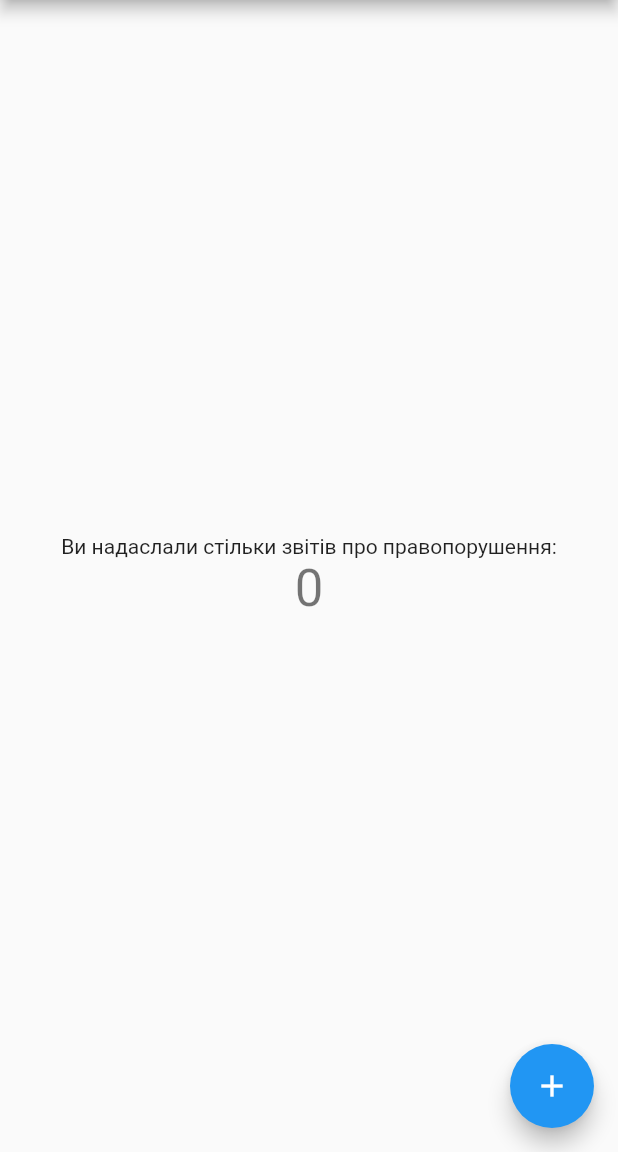
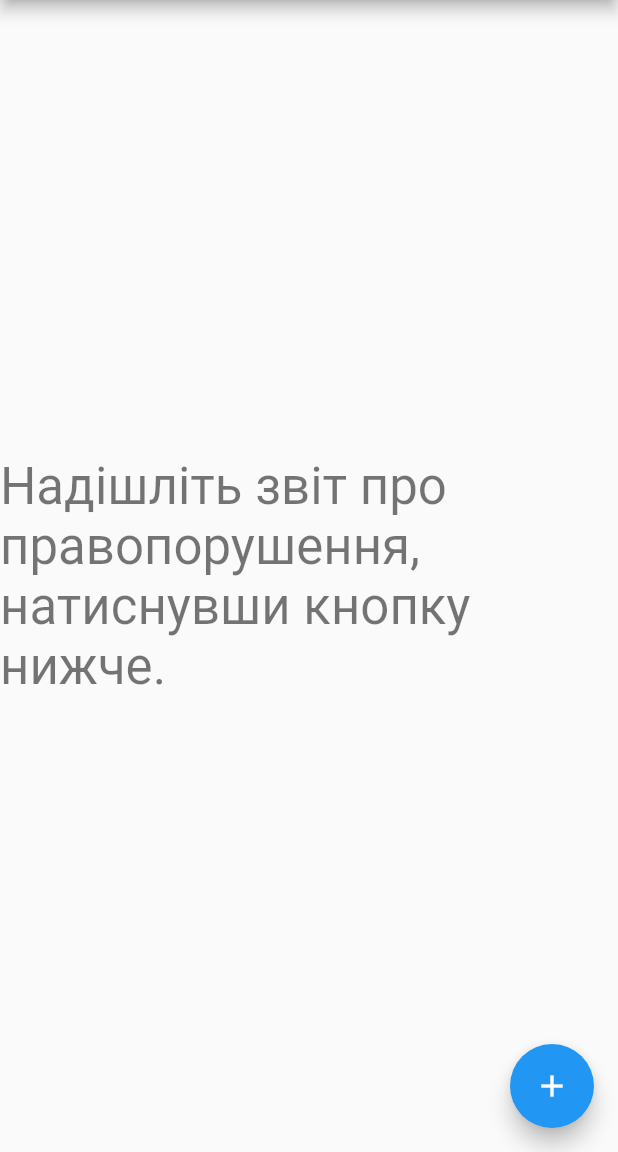
Before and after one commit to mykelangelo/crowd_shaming, a Flutter app: the screen it shows after launch, on a phone screen of 412 x 824 dp, the part 84-1236 px from its top. Run offline on Flutter 3.47's test engine with Material 2 defaults, Android fonts, the phone set to English and light mode, and no system bars.

Commit message:
#3 Make displayed text different based on number of times user pressed button.

```diff
--- a/lib/main.dart
+++ b/lib/main.dart
@@ -91,13 +91,15 @@ class _MyHomePageState extends State<MyHomePage> {
           // horizontal).
           mainAxisAlignment: MainAxisAlignment.center,
           children: <Widget>[
-            Text(
-              'Ви надаслали стільки звітів про правопорушення:',
-            ),
-            Text(
-              '$_counter',
-              style: Theme.of(context).textTheme.headline4,
-            ),
+            _counter > 0
+                ? Text(
+                    'Ви надаслали звіт про правопорушення #$_counter',
+                    style: Theme.of(context).textTheme.headline4,
+                  )
+                : Text(
+                    'Надішліть звіт про правопорушення, натиснувши кнопку нижче.',
+                    style: Theme.of(context).textTheme.headline4,
+                  ),
           ],
         ),
       ),
```
